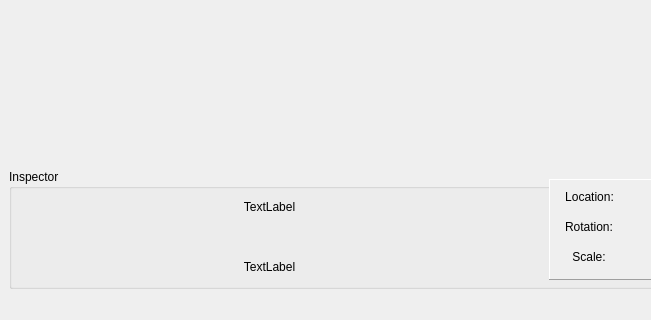
First picture: the form in VisuIFPT_gui/src/MainWindow.ui, repository StefanNeu/VisuIFPT, before the edit; both pictures show x 0 to 651 and y 356 to 676 of the 1022 by 676 pixel window.
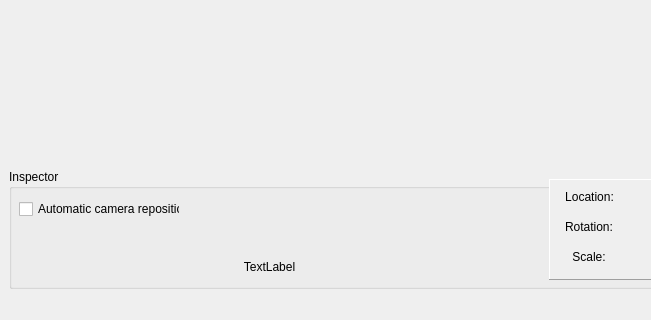
Second picture: the form after the edit. Custom widgets are drawn as their Qt base class.

Commit message: added a checkbox and the corresponding option to let the camera automatically reposition when a new object is added

Diff of the .ui file:
```diff
--- a/VisuIFPT_gui/src/MainWindow.ui
+++ b/VisuIFPT_gui/src/MainWindow.ui
@@ -330,26 +330,17 @@
         <set>Qt::AlignCenter</set>
        </property>
       </widget>
-      <widget class="QLabel" name="actor_name">
+      <widget class="QCheckBox" name="checkBox">
        <property name="geometry">
         <rect>
-         <x>20</x>
+         <x>10</x>
          <y>30</y>
-         <width>481</width>
-         <height>16</height>
+         <width>161</width>
+         <height>20</height>
         </rect>
        </property>
-       <property name="sizePolicy">
-        <sizepolicy hsizetype="Minimum" vsizetype="Maximum">
-         <horstretch>0</horstretch>
-         <verstretch>0</verstretch>
-        </sizepolicy>
-       </property>
        <property name="text">
-        <string>TextLabel</string>
-       </property>
-       <property name="alignment">
-        <set>Qt::AlignCenter</set>
+        <string>Automatic camera reposition</string>
        </property>
       </widget>
      </widget>
```
Left out of the diff: 6 changed lines with no effect on the pictures. The commit also changes 4 other files.
